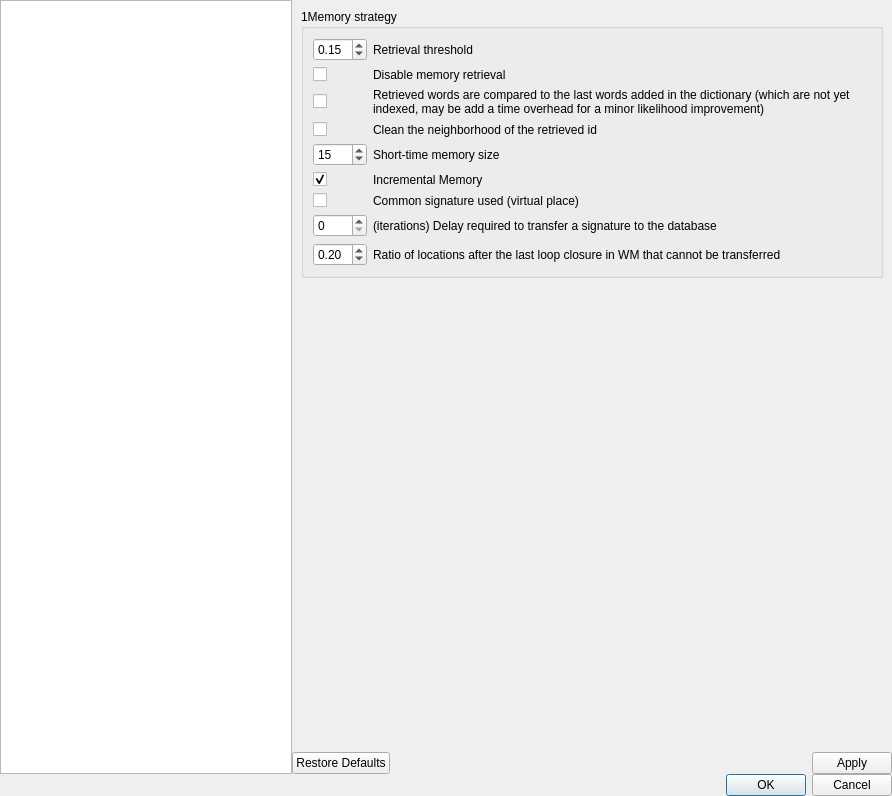
Before: the Qt Designer form guilib/src/ui/preferencesDialog.ui in introlab/rtabmap, drawn with Qt 5.
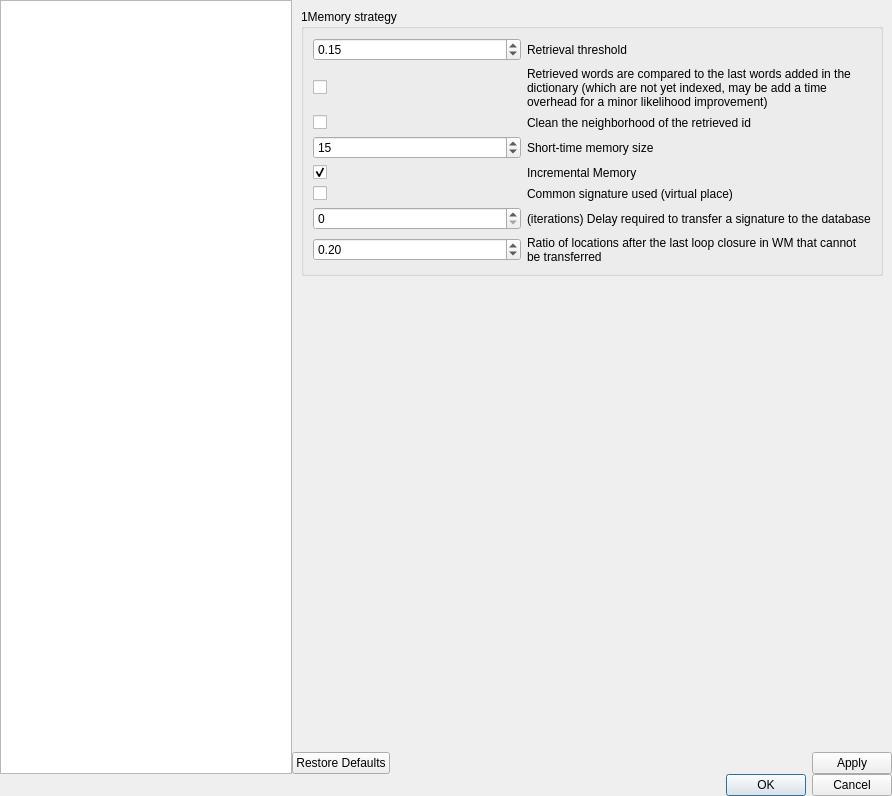
After: the same form once the commit is applied. The open tabs and pages were chosen to show the change. Icons and pictures are not drawn. Custom widgets are drawn as their Qt base class.

Commit message: Removed DisableReactivation parameter (indirectly included by the RetrievalThr when = to 1) Some default parameters' values modified for robot learning

What changed in the file:
```diff
--- a/guilib/src/ui/preferencesDialog.ui
+++ b/guilib/src/ui/preferencesDialog.ui
@@ -1362,7 +1362,7 @@
              <property name="title">
               <string>1Memory strategy</string>
              </property>
-             <layout class="QGridLayout" name="gridLayout_10" columnstretch="0,10">
+             <layout class="QGridLayout" name="gridLayout_10" columnstretch="0,0">
               <item row="0" column="0">
                <widget class="QDoubleSpinBox" name="general_doubleSpinBox_reactivationThr">
                 <property name="minimumSize">
@@ -1393,30 +1393,13 @@
                </widget>
               </item>
               <item row="1" column="0">
-               <widget class="QCheckBox" name="general_checkBox_disableReactivation">
-                <property name="text">
-                 <string/>
-                </property>
-               </widget>
-              </item>
-              <item row="1" column="1">
-               <widget class="QLabel" name="label_36">
-                <property name="text">
-                 <string>Disable memory retrieval</string>
-                </property>
-                <property name="wordWrap">
-                 <bool>false</bool>
-                </property>
-               </widget>
-              </item>
-              <item row="2" column="0">
                <widget class="QCheckBox" name="general_checkBox_reactivatedWordsComparedToNewWords">
                 <property name="text">
                  <string/>
                 </property>
                </widget>
               </item>
-              <item row="2" column="1">
+              <item row="1" column="1">
                <widget class="QLabel" name="label_79">
                 <property name="text">
                  <string>Retrieved words are compared to the last words added in the dictionary (which are not yet indexed, may be add a time overhead for a minor likelihood improvement)</string>
@@ -1426,7 +1409,7 @@
                 </property>
                </widget>
               </item>
-              <item row="4" column="0">
+              <item row="3" column="0">
                <widget class="QSpinBox" name="general_spinBox_maxStMemSize">
                 <property name="minimum">
                  <number>1</number>
@@ -1439,7 +1422,7 @@
                 </property>
                </widget>
               </item>
-              <item row="4" column="1">
+              <item row="3" column="1">
                <widget class="QLabel" name="label_29">
                 <property name="text">
                  <string>Short-time memory size</string>
@@ -1449,7 +1432,7 @@
                 </property>
                </widget>
               </item>
-              <item row="5" column="0">
+              <item row="4" column="0">
                <widget class="QCheckBox" name="general_checkBox_incrementalMemory">
                 <property name="text">
                  <string/>
@@ -1459,7 +1442,7 @@
                 </property>
                </widget>
               </item>
-              <item row="5" column="1">
+              <item row="4" column="1">
                <widget class="QLabel" name="label_57">
                 <property name="text">
                  <string>Incremental Memory</string>
@@ -1469,7 +1452,7 @@
                 </property>
                </widget>
               </item>
-              <item row="6" column="0">
+              <item row="5" column="0">
                <widget class="QCheckBox" name="general_checkBox_commonSignatureUsed">
                 <property name="text">
                  <string/>
@@ -1479,7 +1462,7 @@
                 </property>
                </widget>
               </item>
-              <item row="6" column="1">
+              <item row="5" column="1">
                <widget class="QLabel" name="label_83">
                 <property name="text">
                  <string>Common signature used (virtual place)</string>
@@ -1489,7 +1472,7 @@
                 </property>
                </widget>
               </item>
-              <item row="7" column="1">
+              <item row="6" column="1">
                <widget class="QLabel" name="label_37">
                 <property name="text">
                  <string>(iterations) Delay required to transfer a signature to the database</string>
@@ -1499,7 +1482,7 @@
                 </property>
                </widget>
               </item>
-              <item row="7" column="0">
+              <item row="6" column="0">
                <widget class="QSpinBox" name="mem_spinBox_delayRequired">
                 <property name="minimumSize">
                  <size>
@@ -1509,7 +1492,7 @@
                 </property>
                </widget>
               </item>
-              <item row="3" column="1">
+              <item row="2" column="1">
                <widget class="QLabel" name="label_177">
                 <property name="text">
                  <string>Clean the neighborhood of the retrieved id</string>
@@ -1519,7 +1502,7 @@
                 </property>
                </widget>
               </item>
-              <item row="3" column="0">
+              <item row="2" column="0">
                <widget class="QCheckBox" name="general_checkBox_localGraphCleaned">
                 <property name="text">
                  <string/>
@@ -1529,7 +1512,7 @@
                 </property>
                </widget>
               </item>
-              <item row="8" column="0">
+              <item row="7" column="0">
                <widget class="QDoubleSpinBox" name="general_doubleSpinBox_recentWmRatio">
                 <property name="minimumSize">
                  <size>
@@ -1548,7 +1531,7 @@
                 </property>
                </widget>
               </item>
-              <item row="8" column="1">
+              <item row="7" column="1">
                <widget class="QLabel" name="label_33">
                 <property name="text">
                  <string>Ratio of locations after the last loop closure in WM that cannot be transferred</string>
```
Left out of the diff: 8 changed lines with no effect on the pictures. The commit also changes 6 other files.
